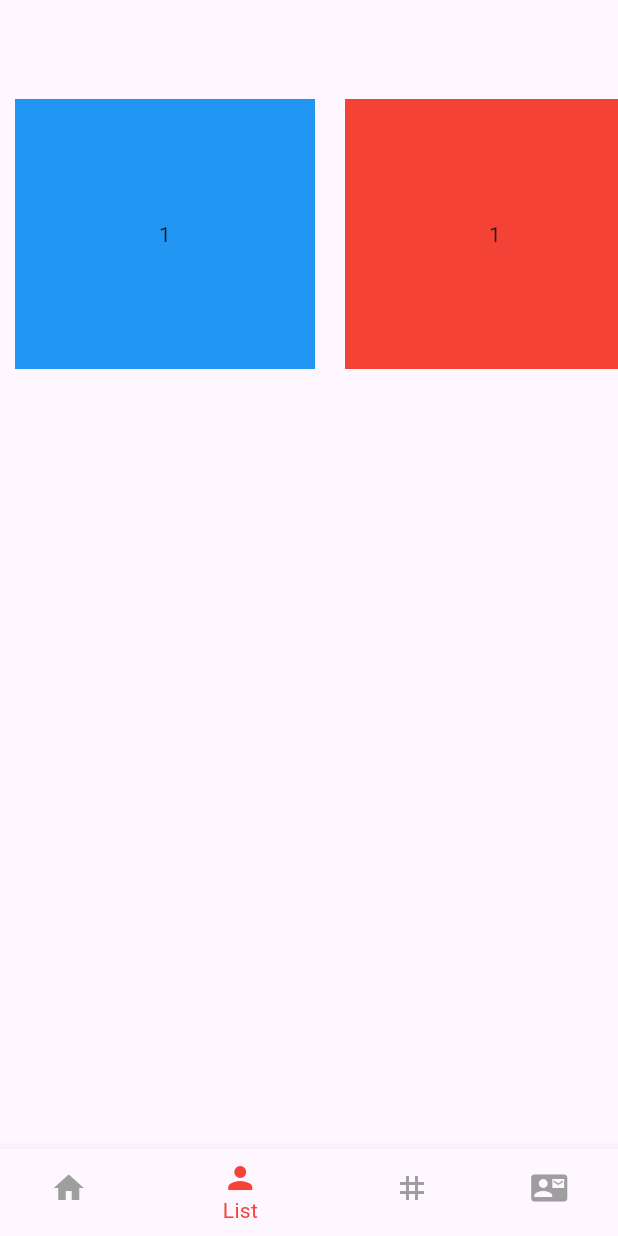
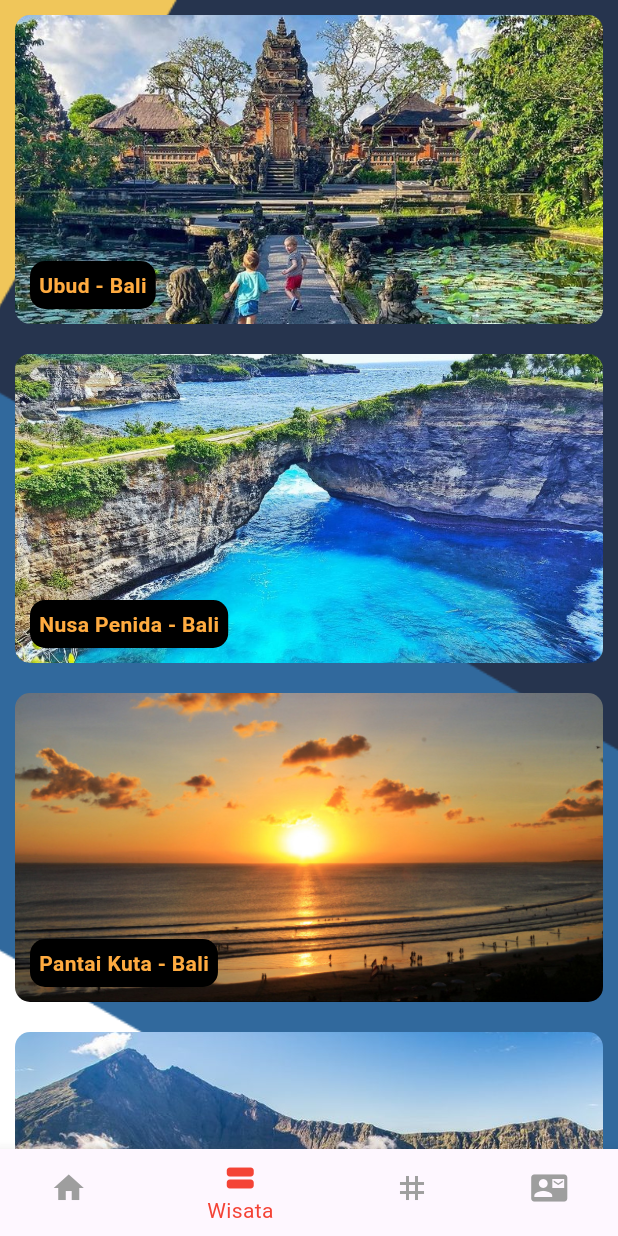
Before and after one commit to candraherdiansyah/flutter-fundamental, a Flutter app: the screen it shows after launch, item 2 of the bottom bar chosen, on a phone screen of 412 x 824 dp. Run offline on Flutter 3.47's test engine with Material 3 defaults, Android fonts, the phone set to English and light mode, and no system bars.

Commit message:
list & detail

```diff
--- /dev/null
+++ b/lib/helpers/size_helper.dart
@@ -0,0 +1,16 @@
+import 'package:flutter/material.dart';
+
+Size displaySize(BuildContext context) {
+  debugPrint('Size = ' + MediaQuery.of(context).size.toString());
+  return MediaQuery.of(context).size;
+}
+
+double displayHeight(BuildContext context) {
+  debugPrint('Height = ' + displaySize(context).height.toString());
+  return displaySize(context).height;
+}
+
+double displayWidth(BuildContext context) {
+  debugPrint('Width = ' + displaySize(context).width.toString());
+  return displaySize(context).width;
+}
--- a/lib/main.dart
+++ b/lib/main.dart
@@ -14,6 +14,7 @@ import 'package:belajar/row_column.dart';
 import 'package:belajar/row_wigdet.dart';
 import 'package:belajar/screens/about_screen.dart';
 import 'package:belajar/screens/home_screen.dart';
+import 'package:belajar/screens/wisata_screen.dart';
 import 'package:flutter/material.dart';
 
 void main() {
@@ -30,6 +31,7 @@ class MyApp extends StatelessWidget {
       title: "Ini Project Flutter Pertamaku",
       initialRoute: '/',
       routes: {
+        // daftar route
         '/': (context) => BottomNavigationMenu(),
         '/about': (context) => AboutScreen(),
         'latihan': (context) => GridLatihanSatu()
@@ -68,7 +70,7 @@ class _BottomNavigationMenuState extends State<BottomNavigationMenu> {
 
   List _pages = [
     HomeScreen(),
-    BelajarListBasic(),
+    ListWisataScreen(),
     GridLatihanSatu(),
     BelajarContainer()
   ];
@@ -81,7 +83,6 @@ class _BottomNavigationMenuState extends State<BottomNavigationMenu> {
 
   Widget build(BuildContext context) {
     return Scaffold(
-      appBar: AppBar(),
       body: _pages[_selectedTab],
       bottomNavigationBar: BottomNavigationBar(
         currentIndex: _selectedTab,
@@ -90,7 +91,8 @@ class _BottomNavigationMenuState extends State<BottomNavigationMenu> {
         unselectedItemColor: Colors.grey,
         items: [
           BottomNavigationBarItem(icon: Icon(Icons.home), label: "Home"),
-          BottomNavigationBarItem(icon: Icon(Icons.person), label: "List"),
+          BottomNavigationBarItem(
+              icon: Icon(Icons.view_stream), label: "Wisata"),
           BottomNavigationBarItem(
               icon: Icon(Icons.grid_3x3_outlined), label: "Grid"),
           BottomNavigationBarItem(
--- /dev/null
+++ b/lib/screens/wisata_screen.dart
@@ -0,0 +1,100 @@
+import 'package:belajar/screens/detail_wisata_screen.dart';
+import 'package:flutter/material.dart';
+import '../helpers/size_helper.dart';
+
+class ListWisataScreen extends StatelessWidget {
+  final List<Map<String, dynamic>> wisataData = [
+    {
+      "nama": "Ubud",
+      "kota": "Bali",
+      "image": "assets/images/ubud.jpg",
+      "desc": "ubud adalah ...."
+    },
+    {
+      "nama": "Nusa Penida",
+      "kota": "Bali",
+      "image": "assets/images/nusapenida.jpg",
+      "desc": "nusa penida ..."
+    },
+    {
+      "nama": "Pantai Kuta",
+      "kota": "Bali",
+      "image": "assets/images/kuta.jpg",
+      "desc": "kuta ..."
+    },
+    {
+      "nama": "Gunung Rinjani",
+      "kota": "Lombok",
+      "image": "assets/images/rinjani.jpg",
+      "desc": "rinjani ..."
+    },
+    {
+      "nama": "Ranca Upas",
+      "kota": "Bandung",
+      "image": "assets/images/rancaupas.jpg",
+      "desc": "ranca upas ...."
+    },
+  ];
+
+  @override
+  Widget build(BuildContext context) {
+    return SafeArea(
+      child: Container(
+        height: double.infinity,
+        width: double.infinity,
+        decoration: const BoxDecoration(
+          image: DecorationImage(
+              image: AssetImage("assets/images/background.png"),
+              fit: BoxFit.cover),
+        ),
+        child: ListView.builder(
+          itemCount: wisataData.length,
+          itemBuilder: (context, index) {
+            return GestureDetector(
+              onTap: () {
+                Navigator.push(
+                  context,
+                  MaterialPageRoute(
+                    builder: (context) => DetailWisataScreen(
+                        nama: wisataData[index]["nama"],
+                        kota: wisataData[index]["kota"],
+                        image: wisataData[index]["image"],
+                        desc: wisataData[index]["desc"]),
+                  ),
+                );
+              },
+              child: Container(
+                alignment: Alignment.bottomLeft,
+                height: displayHeight(context) * 0.25,
+                margin: EdgeInsets.all(10),
+                padding: EdgeInsets.all(10),
+                decoration: BoxDecoration(
+                  borderRadius: BorderRadius.circular(10),
+                  image: DecorationImage(
+                    image: AssetImage("${wisataData[index]["image"]}"),
+                    fit: BoxFit.cover,
+                  ),
+                ),
+                child: Container(
+                  padding: EdgeInsets.all(6),
+                  decoration: BoxDecoration(
+                      borderRadius: BorderRadius.circular(10),
+                      color: Colors.black),
+                  child: Text(
+                    "${wisataData[index]["nama"]} - ${wisataData[index]["kota"]}",
+                    textAlign: TextAlign.justify,
+                    style: TextStyle(
+                      fontSize: 14,
+                      fontWeight: FontWeight.bold,
+                      color: Colors.orangeAccent,
+                    ),
+                  ),
+                ),
+              ),
+            );
+          },
+        ),
+      ),
+    );
+  }
+}
--- a/pubspec.yaml
+++ b/pubspec.yaml
@@ -59,8 +59,8 @@ flutter:
   uses-material-design: true
 
   # To add assets to your application, add an assets section, like this:
-  # assets:
-  #   - images/a_dot_burr.jpeg
+  assets:
+    - assets/images/
   #   - images/a_dot_ham.jpeg
 
   # An image asset can refer to one or more resolution-specific "variants", see
```
Also changed, not shown: lib/latihan_satu.dart (+7 -2 lines), lib/screens/about_screen.dart (+11 -1 lines), lib/screens/detail_wisata_screen.dart (added, +110 -0 lines), lib/screens/home_screen.dart (+22 -1 lines), assets/images/background.png (added), assets/images/cover.jpg (added), assets/images/kuta.jpg (added), assets/images/logo.png (added), assets/images/nusapenida.jpg (added), assets/images/profile.jpg (added), assets/images/rancaupas.jpg (added), assets/images/rinjani.jpg (added), assets/images/ubud.jpg (added).
